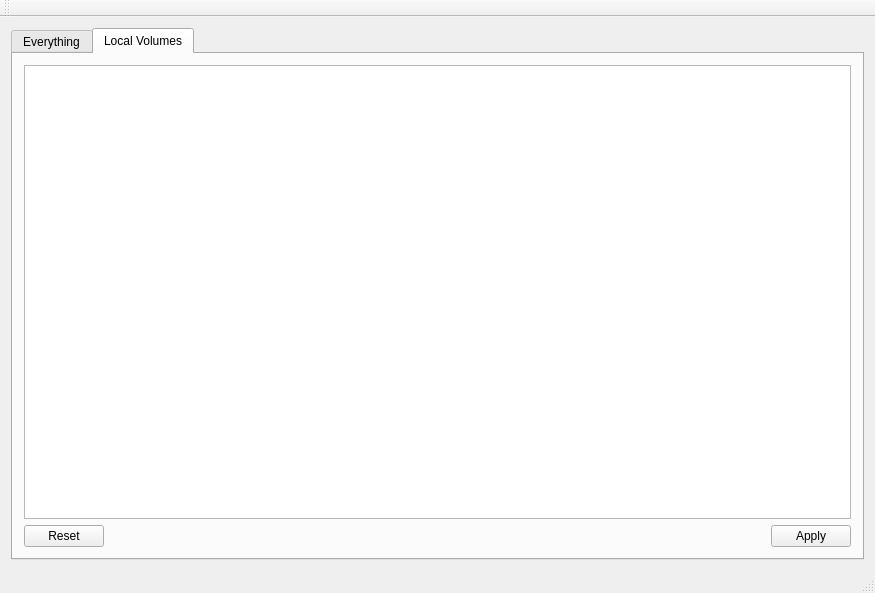
First picture: the form in src/everything/mainwindow.ui, repository xinyazhang/oldstuff-moonstone, before the edit.
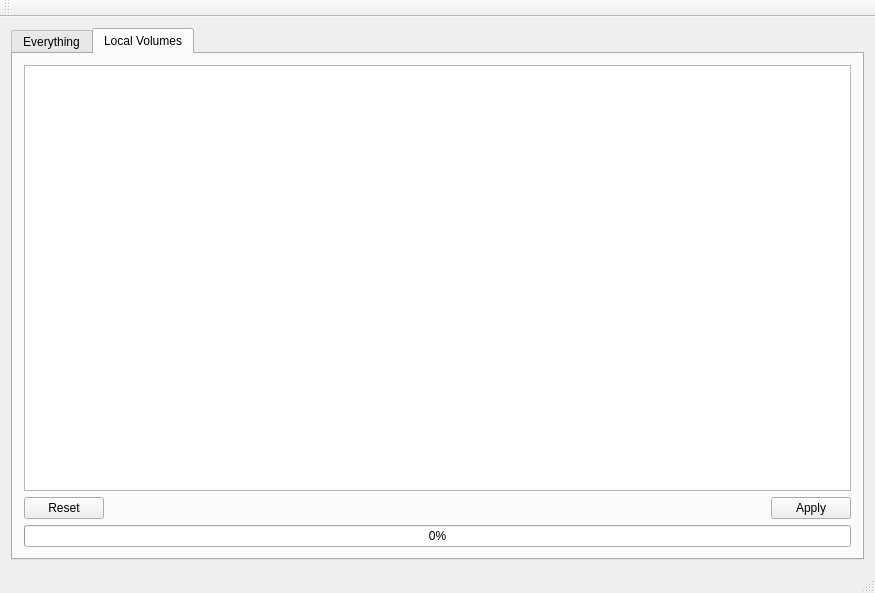
Second picture: the form after the edit. The open tabs and pages were chosen to show the change.

Commit message: kernel: add a progress bar.

The edit to the form file:
```diff
--- a/src/everything/mainwindow.ui
+++ b/src/everything/mainwindow.ui
@@ -57,6 +57,13 @@
           </property>
          </widget>
         </item>
+        <item>
+         <widget class="QProgressBar" name="index_prog">
+          <property name="value">
+           <number>0</number>
+          </property>
+         </widget>
+        </item>
        </layout>
       </widget>
      </widget>
```
Left out of the diff: 2 changed lines with no effect on the pictures.
